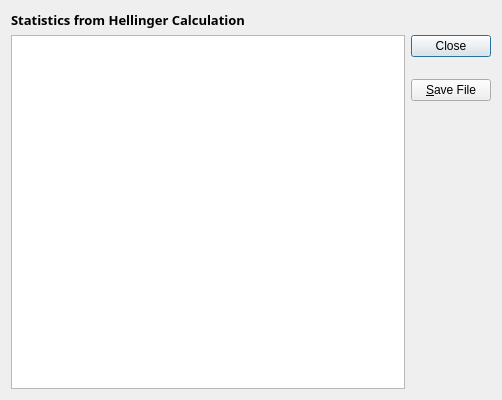
This is src/qt-widgets/HellingerStatsDialogUi.ui in GPlates/GPlates as Qt 5 draws it before an edit. The edited form follows.
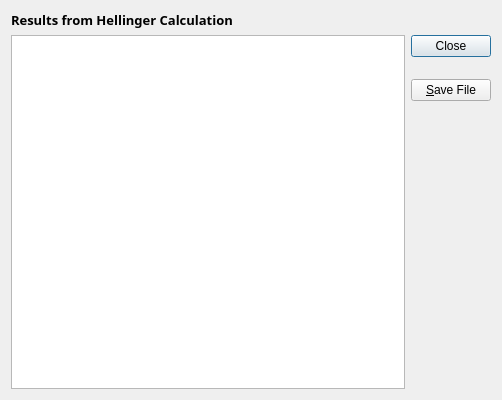
This is the edited form.

Commit message: (hellinger) Allow recon/chron times beyond 99Ma....

```diff
--- a/src/qt-widgets/HellingerStatsDialogUi.ui
+++ b/src/qt-widgets/HellingerStatsDialogUi.ui
@@ -25,7 +25,7 @@
       </font>
      </property>
      <property name="text">
-      <string>Statistics from Hellinger Calculation</string>
+      <string>Results from Hellinger Calculation</string>
      </property>
     </widget>
    </item>
```
The commit also changes 2 other files.
